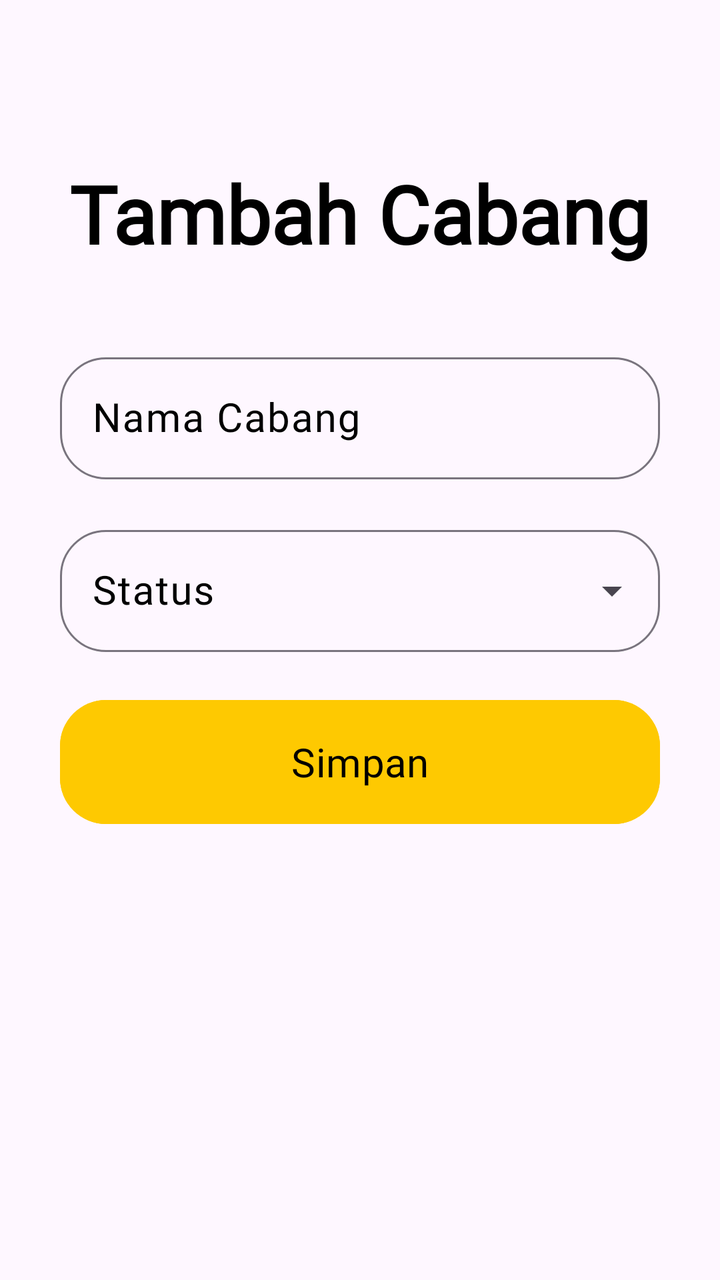
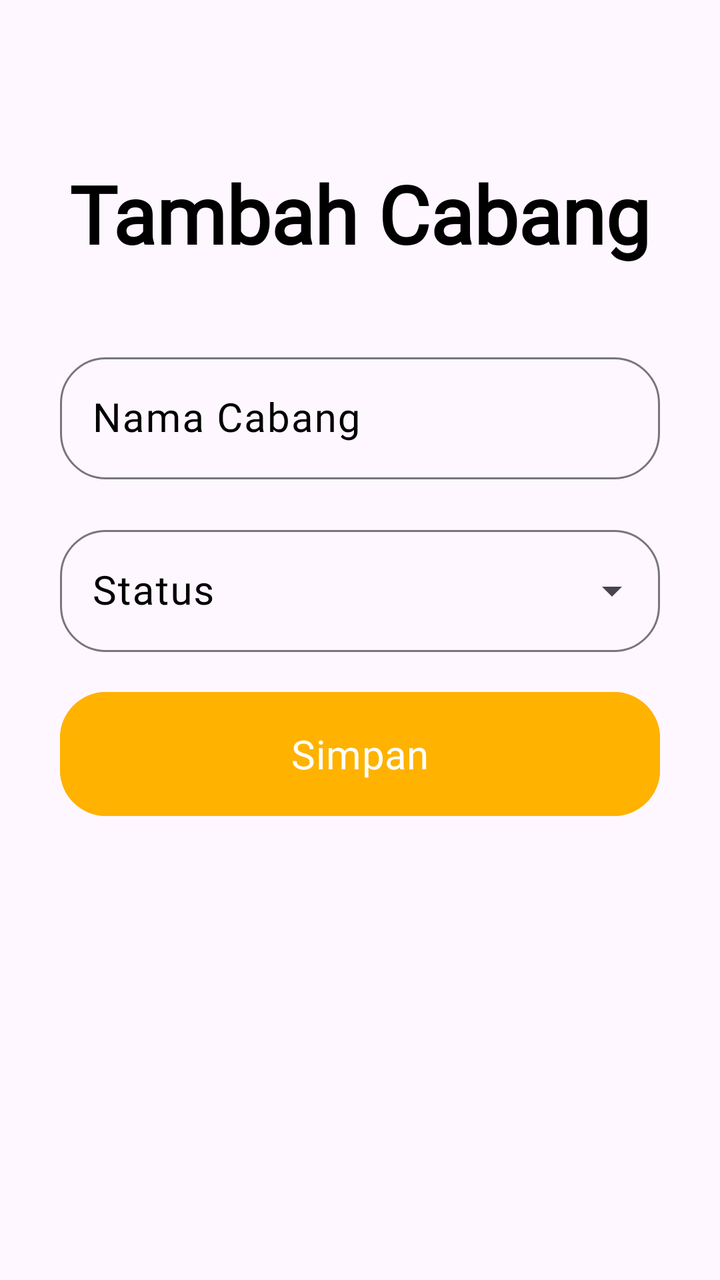

Compare the two renders of this Android layout. The source of the first and the diff that turns it into the second are given below.
<!-- AndroidManifest.xml: application theme Theme.ProjekPenjualanHilmi -->
<!-- res/layout/activity_mod_cabang.xml -->
<?xml version="1.0" encoding="utf-8"?>
<ScrollView xmlns:android="http://schemas.android.com/apk/res/android"
    xmlns:app="http://schemas.android.com/apk/res-auto"
    xmlns:tools="http://schemas.android.com/tools"
    android:id="@+id/main"
    android:layout_width="match_parent"
    android:layout_height="match_parent"
    tools:context=".cabang.ModCabang">

    <androidx.constraintlayout.widget.ConstraintLayout
        android:layout_width="match_parent"
        android:layout_height="match_parent">

        <TextView
            android:layout_width="wrap_content"
            android:layout_height="wrap_content"
            android:text="Tambah Cabang"
            android:id="@+id/tvTambahCabang"
            app:layout_constraintStart_toStartOf="parent"
            app:layout_constraintEnd_toEndOf="parent"
            android:fontFamily="@font/alata"
            android:textStyle="bold"
            android:textSize="40sp"
            android:layout_marginTop="80dp"
            app:layout_constraintTop_toTopOf="parent"
            android:textColor="@color/black"/>

        <com.google.android.material.textfield.TextInputLayout
            android:id="@+id/tilModCabangNama"
            android:layout_width="match_parent"
            android:layout_height="wrap_content"
            app:layout_constraintStart_toStartOf="parent"
            app:layout_constraintEnd_toEndOf="parent"
            android:layout_marginStart="30dp"
            app:boxCornerRadiusBottomEnd="23dp"
            app:boxCornerRadiusTopStart="23dp"
            app:boxCornerRadiusBottomStart="23dp"
            app:boxCornerRadiusTopEnd="23dp"
            android:layout_marginTop="40dp"
            android:layout_marginEnd="30dp"
            android:textColorHint="@color/black"
            app:layout_constraintTop_toBottomOf="@id/tvTambahCabang"
            android:hint="Nama Cabang">

            <com.google.android.material.textfield.TextInputEditText
                android:layout_width="match_parent"
                android:id="@+id/tietNamaCabang"
                android:layout_height="wrap_content"
                android:fontFamily="@font/alata"
                android:textSize="20sp"
                android:textColor="@color/black"/>

        </com.google.android.material.textfield.TextInputLayout>

        <com.google.android.material.textfield.TextInputLayout
            android:id="@+id/tilModCabangStatus"
            android:layout_width="match_parent"
            style="@style/Widget.Material3.TextInputLayout.OutlinedBox.ExposedDropdownMenu"
            android:layout_height="wrap_content"
            app:layout_constraintStart_toStartOf="parent"
            app:layout_constraintEnd_toEndOf="parent"
            android:layout_marginStart="30dp"
            android:layout_marginTop="20dp"
            app:boxCornerRadiusBottomEnd="23dp"
            app:boxCornerRadiusTopStart="23dp"
            app:boxCornerRadiusBottomStart="23dp"
            app:boxCornerRadiusTopEnd="23dp"
            android:layout_marginEnd="30dp"
            android:textColorHint="@color/black"
            app:layout_constraintTop_toBottomOf="@id/tilModCabangNama"
            android:hint="Status">

            <AutoCompleteTextView
                android:id="@+id/spModCabangStatus"
                android:layout_width="match_parent"
                android:layout_height="wrap_content"
                android:inputType="none"
                android:labelFor="@id/spModKategoriStatus"
                android:fontFamily="@font/alata"
                android:textSize="20sp"
                android:textColor="@color/black"
                android:entries="@array/statusKategori"/>

        </com.google.android.material.textfield.TextInputLayout>

        <com.google.android.material.button.MaterialButton
            android:layout_width="match_parent"
            android:layout_height="70dp"
            android:text="Simpan"
            android:backgroundTint="#fec901"
            android:textColor="@color/black"
            android:id="@+id/btnModCabangSimpan"
            app:layout_constraintTop_toBottomOf="@id/tilModCabangStatus"
            app:layout_constraintEnd_toEndOf="parent"
            app:layout_constraintStart_toStartOf="parent"
            android:layout_marginEnd="30dp"
            android:layout_marginTop="20dp"
            android:layout_marginStart="30dp"
            app:cornerRadius="23dp"
            android:fontFamily="@font/alata"
            android:textSize="20sp"/>

    </androidx.constraintlayout.widget.ConstraintLayout>

</ScrollView>
<!-- resources referenced by this layout -->
<resources>
  <string-array name="statusKategori">
          <item>Aktif</item>
          <item>Nonaktif</item>
      </string-array>
  <color name="black">#FF000000</color>
  <style name="Theme.ProjekPenjualanHilmi" parent="Base.Theme.ProjekPenjualanHilmi" />
  <style name="Base.Theme.ProjekPenjualanHilmi" parent="Theme.Material3.Light.NoActionBar">
          
          
      </style>
</resources>

<!-- the commit's change to res/layout/activity_mod_cabang.xml (unified diff, before → after) -->
@@ -84,21 +84,22 @@
         </com.google.android.material.textfield.TextInputLayout>
 
         <com.google.android.material.button.MaterialButton
+            android:id="@+id/btnModCabangSimpan"
             android:layout_width="match_parent"
             android:layout_height="70dp"
+            android:layout_marginStart="30dp"
+            android:layout_marginTop="16dp"
+            android:layout_marginEnd="30dp"
+            android:backgroundTint="#FFB200"
+            android:fontFamily="@font/alata"
             android:text="Simpan"
-            android:backgroundTint="#fec901"
-            android:textColor="@color/black"
-            android:id="@+id/btnModCabangSimpan"
-            app:layout_constraintTop_toBottomOf="@id/tilModCabangStatus"
+            android:textColor="@color/white"
+            android:textSize="20sp"
+            app:cornerRadius="23dp"
             app:layout_constraintEnd_toEndOf="parent"
+            app:layout_constraintHorizontal_bias="0.0"
             app:layout_constraintStart_toStartOf="parent"
-            android:layout_marginEnd="30dp"
-            android:layout_marginTop="20dp"
-            android:layout_marginStart="30dp"
-            app:cornerRadius="23dp"
-            android:fontFamily="@font/alata"
-            android:textSize="20sp"/>
+            app:layout_constraintTop_toBottomOf="@id/tilModCabangStatus" />
 
     </androidx.constraintlayout.widget.ConstraintLayout>
 
<!-- resource entries referenced after the edit -->
@@ -5,6 +5,7 @@
           <item>Nonaktif</item>
       </string-array>
   <color name="black">#FF000000</color>
+  <color name="white">#FFFFFFFF</color>
   <style name="Theme.ProjekPenjualanHilmi" parent="Base.Theme.ProjekPenjualanHilmi" />
   <style name="Base.Theme.ProjekPenjualanHilmi" parent="Theme.Material3.Light.NoActionBar">
           
